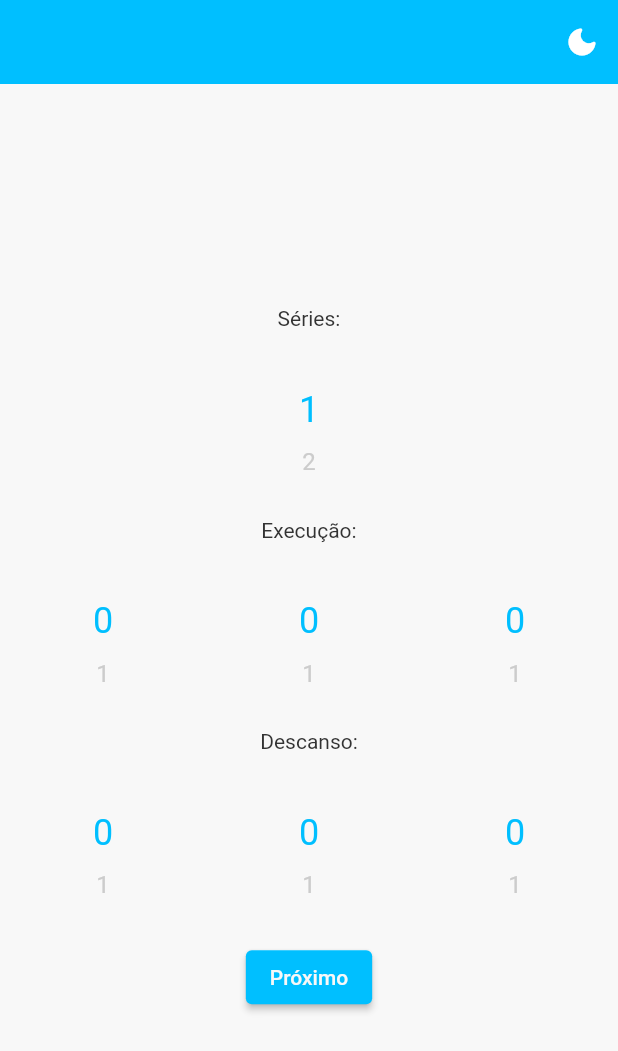
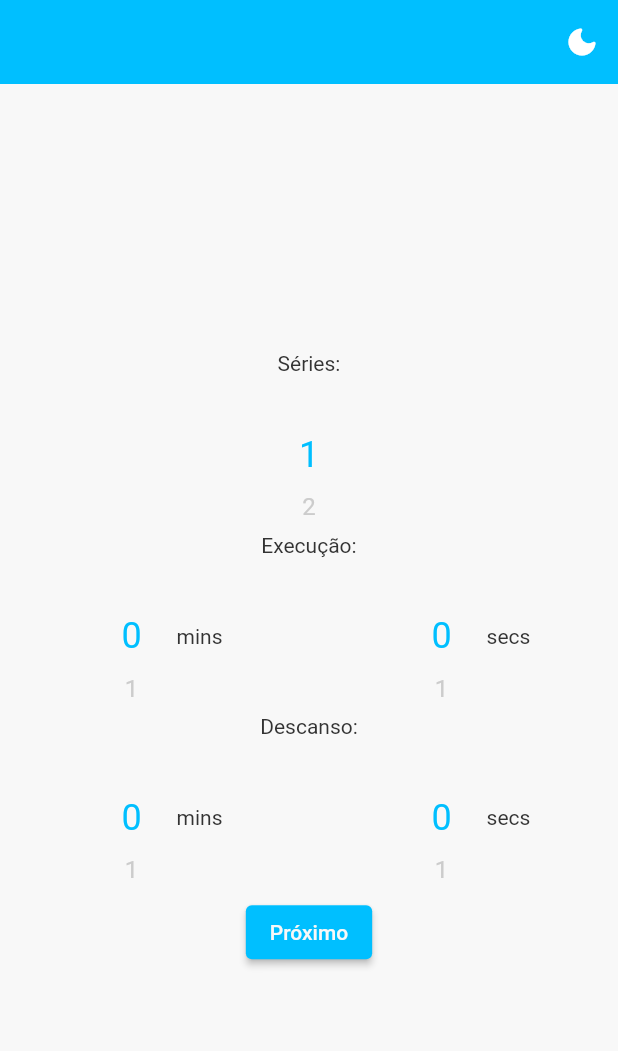
Before and after one commit to CiroDom/training_timer, a Flutter app: the screen it shows after launch, on a phone screen of 412 x 824 dp. Shown: the top 1051 px of the screen. Run offline on Flutter 3.47's test engine with Material 2 defaults, Android fonts, the phone set to English and light mode, and no system bars; drawn by our look-alikes of numberpicker; our stand-ins replace audioplayers; Roboto replaces fonts that are missing (Nunito).

Commit message:
Parte do TimeTraining

```diff
--- a/lib/core/classes/enum/time_train_picker_infos.dart
+++ b/lib/core/classes/enum/time_train_picker_infos.dart
@@ -1,11 +1,10 @@
 enum TimeTrainPickerInfos {
-  series(minValue: 1, maxValue: 99, unity: 'series'),
-  hour(minValue: 0, maxValue: 23, unity: 'hours'),
-  min(minValue: 0, maxValue: 59, unity: 'mins'),
-  sec(minValue: 0, maxValue: 59, unity: 'secs');
+  series(minValue: 1, maxValue: 99, unity: 'series',),
+  min(minValue: 0, maxValue: 59, unity: 'mins',),
+  sec(minValue: 0, maxValue: 59, unity: 'secs',);
 
   const TimeTrainPickerInfos(
-      {required this.minValue, required this.maxValue, required this.unity});
+      {required this.minValue, required this.maxValue, required this.unity,});
 
   final int minValue;
   final int maxValue;
--- a/lib/core/view_models/vm_initial_view.dart
+++ b/lib/core/view_models/vm_initial_view.dart
@@ -5,28 +5,19 @@ import 'package:training_timer/ui/views/timer_view.dart';
 
 class VmInitialView extends ChangeNotifier {
   int _seriesNumber = 1;
-  int _execHour = 0;
   int _execMin = 0;
   int _execSec = 0;
-  int _restHour = 0;
   int _restMin = 0;
   int _restSec = 0;
 
   int get getSeriesNumber => _seriesNumber;
-  int get getExecHour => _execHour;
   int get getExecMin => _execMin;
   int get getExecSec => _execSec;
-  int get getRestHour => _restHour;
   int get getRestMin => _restMin;
   int get getRestSec => _restSec;
 
   set setSeriesNumber(int seriesNumber) {
     _seriesNumber = seriesNumber;
-    notifyListeners();
-  }
-
-  set setExecHour(int execHour) {
-    _execHour = execHour;
     notifyListeners();
   }
 
@@ -37,11 +28,6 @@ class VmInitialView extends ChangeNotifier {
 
   set setExecSec(int execSec) {
     _execSec = execSec;
-    notifyListeners();
-  }
-
-  set setRestHour(int restHour) {
-    _restHour = restHour;
     notifyListeners();
   }
 
@@ -58,10 +44,8 @@ class VmInitialView extends ChangeNotifier {
   List<int> getGetterList() {
     return[
       getSeriesNumber,
-      getExecHour,
       getExecMin,
       getExecSec,
-      getRestHour,
       getRestMin,
       getRestSec,
     ];
@@ -70,17 +54,15 @@ class VmInitialView extends ChangeNotifier {
   List<void Function(int)> getSetterList() {
     return[
       (int serie) => setSeriesNumber = serie,
-      (int execHour) => setExecHour = execHour,
       (int execMin) => setExecMin = execMin,
       (int execSec) => setExecSec = execSec,
-      (int restHour) => setRestHour = restHour,
       (int restMin) => setRestMin = restMin,
       (int restSec) => setRestSec = restSec,
     ];
   }
 
-  Duration _createDuration(int hour, int min, int sec) =>
-      Duration(hours: hour, minutes: min, seconds: sec);
+  Duration _createDuration(int min, int sec) =>
+      Duration(minutes: min, seconds: sec);
 
   TimeTraining _createTrainingModel(
     int seriesNumber,
@@ -112,17 +94,17 @@ class VmInitialView extends ChangeNotifier {
   }
 
   void goToTimerView(BuildContext context) {
-    if (_execHour == 0 && _execMin == 0 && _execSec == 0) {
+    if (_execMin == 0 && _execSec == 0) {
       _invalidTimeFunction(context, 'Insira um tempo válido para a execução.');
       return;
     }
-    if (_restHour == 0 && _restMin == 0 && _restSec == 0) {
+    if (_restMin == 0 && _restSec == 0) {
       _invalidTimeFunction(context, 'Insira um tempo válido para o descanso.');
       return;
     }
 
-    final executionDuration = _createDuration(_execHour, _execMin, _execSec);
-    final restDuration = _createDuration(_restHour, _restMin, _restSec);
+    final executionDuration = _createDuration(_execMin, _execSec);
+    final restDuration = _createDuration(_restMin, _restSec);
     final viewModel =
         _createVmTimerView(_seriesNumber, executionDuration, restDuration);
 
--- a/lib/core/view_models/vm_timer_view.dart
+++ b/lib/core/view_models/vm_timer_view.dart
@@ -10,19 +10,16 @@ class VmTimerView extends ChangeNotifier {
   VmTimerView({required TimeTraining model}) : _model = model;
 
   String _visual = 'Vamos?';
-  String _stringHour = 'HH';
   String _stringMin = 'MM';
   String _stringSec = 'SS';
   int _currentSerie = 0;
-  int _hours = 0;
   int _minutes = 0;
   int _seconds = 0;
   int _remainingSeconds = 0;
   double _percentageTime = 0;
   bool _rest = false;
   bool _over = false;
-  bool _timeTraining = true;
-  bool _trainingCountdown = false;
+  bool _countdown = true;
   bool _goingOn = false;
   bool _stop = false;
 
@@ -32,10 +29,12 @@ class VmTimerView extends ChangeNotifier {
   }
 
   String get getVisual => _visual;
-  int get getSeries => _currentSerie;
+  int get getTotalSeries => _model.seriesNumber;
+  int get getcurrentSerie => _currentSerie;
   double get getPercentageTime => _percentageTime;
   bool get getRest => _rest;
   bool get getOver => _over;
+  bool get getCountdown => _countdown;
   bool get getGoingOn => _goingOn;
 
   void _playSound(String soundName) {
@@ -52,30 +51,12 @@ class VmTimerView extends ChangeNotifier {
   }
 
   void _putInRightUnities(int seconds) {
-    if (seconds >= 3600) {
-      _hours = seconds ~/ 3600;
-    }
-
-    if (_hours > 0) {
-      _minutes = (seconds % 3600) ~/ 60;
-    } else if (seconds >= 60) {
+    if (seconds >= 60) {
       _minutes = seconds ~/ 60;
-    } else if (seconds < 60) {
-      _minutes = 0;
-    }
-
-    if (seconds >= 60) {
       _seconds = (seconds % 60);
     } else {
+      _minutes = 0;
       _seconds = seconds;
-    }
-  }
-
-  void _hoursToString(int numberHour) {
-    if (numberHour < 10) {
-      _stringHour = '0$numberHour';
-    } else {
-      _stringHour = '$numberHour';
     }
   }
 
@@ -106,12 +87,11 @@ class VmTimerView extends ChangeNotifier {
 
       _putInRightUnities(currentSeconds);
 
-      _hoursToString(_hours);
       _minsToString(_minutes);
       _secsToString(_seconds);
 
-      _visual = '$_stringHour:$_stringMin:$_stringSec';
-      if (_timeTraining && _trainingCountdown && currentSeconds <= 5) {
+      _visual = '$_stringMin:$_stringSec';
+      if (currentSeconds <= 5) {
         _playSound('countdown.wav');
       }
       _percentageTime = currentSeconds / totalSeconds;
@@ -143,6 +123,7 @@ class VmTimerView extends ChangeNotifier {
   }
 
   Future<void> _initiateTraining() async {
+    _countdown = false;
     for (int serie = 1; serie <= _model.seriesNumber; serie++) {
       if (_stop) break;
       _setCurrentSerie = serie;
--- a/lib/ui/components/our_number_picker.dart
+++ b/lib/ui/components/our_number_picker.dart
@@ -1,6 +1,6 @@
 import 'package:flutter/material.dart';
 import 'package:numberpicker/numberpicker.dart';
-import 'package:training_timer/ui/views/our_styles.dart';
+import 'package:training_timer/ui/res/our_styles.dart';
 
 class OurNumberPicker extends StatelessWidget {
   const OurNumberPicker({
@@ -8,6 +8,7 @@ class OurNumberPicker extends StatelessWidget {
     required this.value,
     required this.minValue,
     required this.maxValue,
+    required this.unity,
     required this.onChanged,
     required this.darkMode,
   });
@@ -15,17 +16,22 @@ class OurNumberPicker extends StatelessWidget {
   final int value;
   final int minValue;
   final int maxValue;
+  final String? unity;
   final void Function(int) onChanged;
   final bool darkMode;
 
   @override
   Widget build(BuildContext context) {
     return Expanded(
-      child: NumberPicker(
+      child: Row(
+        mainAxisAlignment: MainAxisAlignment.center,
+        children: [
+          NumberPicker(
             selectedTextStyle:
                 darkMode ? OurStyles.pickerMainDark : OurStyles.pickerMainLight,
-        textStyle:
-            darkMode ? OurStyles.pickerSmallDark : OurStyles.pickerSmallLight,
+            textStyle: darkMode
+                ? OurStyles.pickerSmallDark
+                : OurStyles.pickerSmallLight,
             axis: Axis.vertical,
             itemWidth: 60,
             itemHeight: 35,
@@ -35,6 +41,11 @@ class OurNumberPicker extends StatelessWidget {
             maxValue: maxValue,
             onChanged: onChanged,
           ),
+          unity == null
+              ? const SizedBox()
+              : Text(unity!),
+        ],
+      ),
     );
   }
 }
--- /dev/null
+++ b/lib/ui/components/our_serie_picker.dart
@@ -0,0 +1,35 @@
+import 'package:flutter/material.dart';
+
+import 'our_number_picker.dart';
+
+class OurSeriePicker extends StatelessWidget {
+  const OurSeriePicker({super.key, required this.darkMode, required this.minValue, required this.maxValue, required this.value, required this.setter});
+
+  final bool darkMode;
+  final int minValue;
+  final int maxValue;
+  final int value;
+  final void Function(int) setter;
+
+  @override
+  Widget build(BuildContext context) {
+    return Column(
+      children: [
+        const Text('Séries:'),
+        Row(
+          mainAxisAlignment: MainAxisAlignment.center,
+          children: [
+            OurNumberPicker(
+              darkMode: darkMode,
+              minValue: minValue,
+              maxValue: maxValue,
+              value: value,
+              unity: null,
+              onChanged: (value) => setter(value),
+            )
+          ],
+        )
+      ],
+    );
+  }
+}
--- /dev/null
+++ b/lib/ui/components/our_timer_pickers.dart
@@ -0,0 +1,61 @@
+import 'package:flutter/material.dart';
+import 'package:training_timer/core/classes/models/time_training.dart';
+
+import '../../core/classes/enum/time_train_picker_infos.dart';
+import 'our_number_picker.dart';
+
+class OurTimerPickers extends StatelessWidget {
+  const OurTimerPickers(
+      {super.key,
+      required this.darkMode,
+      required this.timeTrainPickerInfos,
+      required this.getSetterList,
+      required this.getGetterList});
+
+  final bool darkMode;
+  final List<TimeTrainPickerInfos> timeTrainPickerInfos;
+  final List<int> getGetterList;
+  final List<void Function(int)> getSetterList;
+
+  @override
+  Widget build(BuildContext context) {
+    return Column(
+      mainAxisAlignment: MainAxisAlignment.center,
+      children: [
+        const Text('Execução:'),
+        Row(
+          mainAxisAlignment: MainAxisAlignment.center,
+          crossAxisAlignment: CrossAxisAlignment.center,
+          children: List.generate(2, (index) {
+            final i = index + 1;
+            return OurNumberPicker(
+              darkMode: darkMode,
+              minValue: timeTrainPickerInfos[i].minValue,
+              maxValue: timeTrainPickerInfos[i].maxValue,
+              unity: timeTrainPickerInfos[i].unity,
+              value: getGetterList[i],
+              onChanged: (value) => getSetterList[i](value),
+            );
+          }),
+        ),
+        const Text('Descanso:'),
+        Row(
+          mainAxisAlignment: MainAxisAlignment.center,
+          crossAxisAlignment: CrossAxisAlignment.center,
+          children: List.generate(2, (index) {
+            final i = index + 3;
+            final j = index + 1;
+            return OurNumberPicker(
+              darkMode: darkMode,
+              minValue: TimeTrainPickerInfos.values[j].minValue,
+              maxValue: TimeTrainPickerInfos.values[j].maxValue,
+              unity: TimeTrainPickerInfos.values[j].unity,
+              value: getGetterList[i],
+              onChanged: (value) => getSetterList[i](value),
+            );
+          }),
+        )
+      ],
+    );
+  }
+}
--- a/lib/ui/views/our_styles.dart
+++ b/lib/ui/res/our_styles.dart
@@ -14,8 +14,7 @@ class OurStyles {
       color: OurColors.secondBackgroundL,
       fontWeight: FontWeight.w400,
       fontSize: 16,
-    fontFamily: _fontFamily
-  );
+      fontFamily: _fontFamily);
 
   static const headerD = TextStyle(
     color: OurColors.textsL,
@@ -27,6 +26,11 @@ class OurStyles {
       color: OurColors.secondBackgroundD,
       fontWeight: FontWeight.w400,
       fontSize: 16,
-    fontFamily: _fontFamily
+      fontFamily: _fontFamily);
+
+  static const visual = TextStyle(
+    fontSize: 40.0,
+    fontWeight: FontWeight.bold,
+    fontFamily: _fontFamily,
   );
 }
--- a/lib/ui/views/initial_view.dart
+++ b/lib/ui/views/initial_view.dart
@@ -2,9 +2,8 @@ import 'package:flutter/material.dart';
 import 'package:provider/provider.dart';
 import 'package:training_timer/core/classes/enum/time_train_picker_infos.dart';
 import 'package:training_timer/core/view_models/vm_initial_view.dart';
-import 'package:training_timer/ui/views/our_styles.dart';
-
-import '../components/our_number_picker.dart';
+import 'package:training_timer/ui/components/our_serie_picker.dart';
+import 'package:training_timer/ui/components/our_timer_pickers.dart';
 import '../provider_models/theme_model.dart';
 
 class InitialView extends StatelessWidget {
@@ -14,7 +13,6 @@ class InitialView extends StatelessWidget {
 
   @override
   Widget build(BuildContext context) {
-    const maxHourAndSeries = 99;
     final darkMode = Theme.of(context).brightness != Brightness.light;
 
     return AnimatedBuilder(
@@ -35,65 +33,16 @@ class InitialView extends StatelessWidget {
             body: Column(
               mainAxisAlignment: MainAxisAlignment.center,
               children: [
-                Column(
-                  mainAxisAlignment: MainAxisAlignment.center,
-                  children: [
-                    const Text('Séries:'),
-                    Row(
-                      mainAxisAlignment: MainAxisAlignment.center,
-                      children: [
-                        OurNumberPicker(
-                          value: viewModel.getSeriesNumber,
-                          maxValue: maxHourAndSeries,
-                          onChanged: (series) =>
-                              viewModel.setSeriesNumber = series,
-                          darkMode: darkMode,
-                          minValue: 1,
-                        )
-                      ],
-                    ),
-                    const SizedBox(
-                      height: 20.0,
-                    ),
-                    const Text('Execução:'),
-                    Row(
-                      mainAxisAlignment: MainAxisAlignment.center,
-                      children: List.generate(3, (index) {
-                        final i = index + 1;
-                        return OurNumberPicker(
-                          darkMode: darkMode,
-                          minValue: TimeTrainPickerInfos.values[i].minValue,
-                          maxValue: TimeTrainPickerInfos.values[i].maxValue,
-                          value: viewModel.getGetterList()[i],
-                          onChanged: (value) =>
-                              viewModel.getSetterList()[i](value),
-                        );
-                      }),
-                    ),
-                    const SizedBox(
-                      height: 20.0,
-                    ),
-                    const Text('Descanso:'),
-                    Row(
-                      mainAxisAlignment: MainAxisAlignment.center,
-                      children: List.generate(3, (index) {
-                        final i = index + 4;
-                        final j = index + 1;
-                        return OurNumberPicker(
-                          darkMode: darkMode,
-                          minValue: TimeTrainPickerInfos.values[j].minValue,
-                          maxValue: TimeTrainPickerInfos.values[j].maxValue,
-                          value: viewModel.getGetterList()[i],
-                          onChanged: (value) =>
-                              viewModel.getSetterList()[i](value),
-                        );
-                      }),
-                    ),
-                  ],
-                ),
-                const SizedBox(
-                  height: 20,
-                ),
+                OurSeriePicker(darkMode: darkMode,
+                  minValue: TimeTrainPickerInfos.values[0].minValue,
+                  maxValue: TimeTrainPickerInfos.values[0].maxValue,
+                  value: viewModel.getSeriesNumber,
+                  setter: viewModel.getSetterList()[0]),
+                OurTimerPickers(
+                    darkMode: darkMode,
+                    timeTrainPickerInfos: TimeTrainPickerInfos.values,
+                    getSetterList: viewModel.getSetterList(),
+                    getGetterList: viewModel.getGetterList()),
                 ElevatedButton(
                     onPressed: () => viewModel.goToTimerView(context),
                     child: const Text('Próximo')),
```
Also changed, not shown: lib/core/classes/enum/time_train_headers.dart (deleted, +0 -9 lines), lib/ui/views/timer_view.dart (+20 -22 lines), lib/core/classes/enum/rep_train_headers.dart (deleted). Lines whose indentation alone changed are shown as unchanged.
